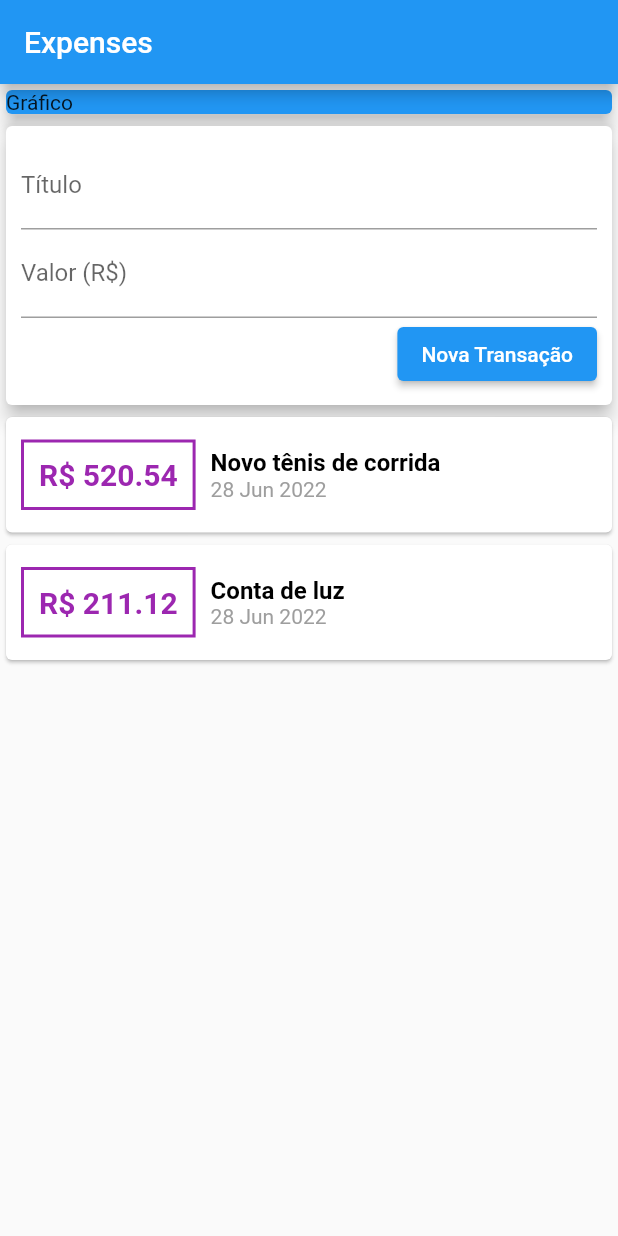
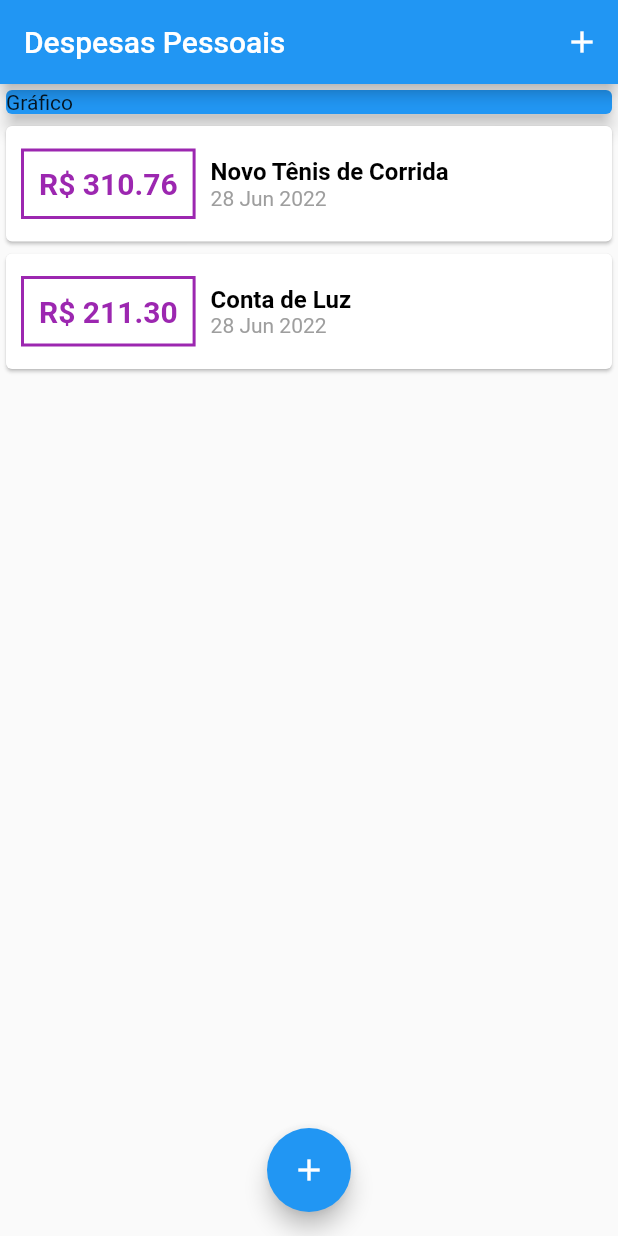
Before and after one commit to marcelookasaki/expenses, a Flutter app: the screen it shows after launch, on a phone screen of 412 x 824 dp. Run offline on Flutter 3.47's test engine with Material 2 defaults, Android fonts, the phone set to English and light mode, and no system bars; missing offline and left inert: dart:ffi.

```diff
--- a/lib/componentes/transaction_form.dart
+++ b/lib/componentes/transaction_form.dart
@@ -1,12 +1,18 @@
 import 'package:flutter/material.dart';
 
-class TransactionForm extends StatelessWidget {
-  final titleController = TextEditingController();
-  final valueController = TextEditingController();
-
+class TransactionForm extends StatefulWidget {
   final void Function(String, double) onSubmit;
 
   TransactionForm(this.onSubmit);
+
+  @override
+  State<TransactionForm> createState() => _TransactionFormState();
+}
+
+class _TransactionFormState extends State<TransactionForm> {
+  final titleController = TextEditingController();
+
+  final valueController = TextEditingController();
 
   _submitForm() {
     final title = titleController.text;
@@ -16,7 +22,7 @@ class TransactionForm extends StatelessWidget {
       return;
     }
 
-    onSubmit(title, value);
+    widget.onSubmit(title, value);
   }
 
   @override
--- a/lib/componentes/transaction_user.dart
+++ /dev/null
@@ -1,54 +0,0 @@
-import 'dart:ffi';
-import 'dart:math';
-
-import 'package:flutter/material.dart';
-import 'transaction_form.dart';
-import 'transaction_list.dart';
-import '../models/transaction.dart';
-
-class TransactionUser extends StatefulWidget {
-  const TransactionUser({Key? key}) : super(key: key);
-
-  @override
-  State<TransactionUser> createState() => _TransactionUserState();
-}
-
-class _TransactionUserState extends State<TransactionUser> {
-  final _transactions = [
-    Transaction(
-      id: 't1',
-      title: 'Novo tênis de corrida',
-      value: 520.54,
-      date: DateTime.now(),
-    ),
-    Transaction(
-      id: 't2',
-      title: 'Conta de luz',
-      value: 211.12,
-      date: DateTime.now(),
-    ),
-  ];
-
-  _addTransaction(String title, double value) {
-    final newTransaction = Transaction(
-      id: Random().nextDouble().toString(),
-      title: title,
-      value: value,
-      date: DateTime.now(),
-    );
-
-    setState(() {
-      _transactions.add(newTransaction);
-    });
-  }
-
-  @override
-  Widget build(BuildContext context) {
-    return Column(
-      children: <Widget>[
-        TransactionForm(_addTransaction),
-        TransactionList(_transactions),
-      ],
-    );
-  }
-}
--- a/lib/main.dart
+++ b/lib/main.dart
@@ -1,36 +1,96 @@
-import 'package:expenses/componentes/transaction_user.dart';
 import 'package:flutter/material.dart';
+import 'dart:math';
+import './componentes/transaction_form.dart';
+import './componentes/transaction_list.dart';
+import './models/transaction.dart';
 
-main() => runApp(ExpensesApp());
+main() => runApp(const ExpensesApp());
 
 class ExpensesApp extends StatelessWidget {
+  const ExpensesApp({Key? key}) : super(key: key);
   @override
   Widget build(BuildContext context) {
-    return MaterialApp(home: MyHomePage());
+    return const MaterialApp(home: MyHomePage());
   }
 }
 
-class MyHomePage extends StatelessWidget {
+class MyHomePage extends StatefulWidget {
+  const MyHomePage({Key? key}) : super(key: key);
+
+  @override
+  State<MyHomePage> createState() => _MyHomePageState();
+}
+
+class _MyHomePageState extends State<MyHomePage> {
+  final _transactions = [
+    Transaction(
+      id: 't1',
+      title: 'Novo Tênis de Corrida',
+      value: 310.76,
+      date: DateTime.now(),
+    ),
+    Transaction(
+      id: 't2',
+      title: 'Conta de Luz',
+      value: 211.30,
+      date: DateTime.now(),
+    ),
+  ];
+
+  _addTransaction(String title, double value) {
+    final newTransaction = Transaction(
+      id: Random().nextDouble().toString(),
+      title: title,
+      value: value,
+      date: DateTime.now(),
+    );
+
+    setState(() {
+      _transactions.add(newTransaction);
+    });
+  }
+
+  _openTransactionFormModal(BuildContext context) {
+    showModalBottomSheet(
+      context: context,
+      builder: (_) {
+        return TransactionForm(_addTransaction);
+      },
+    );
+  }
+
   @override
   Widget build(BuildContext context) {
     return Scaffold(
       appBar: AppBar(
-          title: Text('Expenses'),
+        title: const Text('Despesas Pessoais'),
+        actions: [
+          IconButton(
+            icon: const Icon(Icons.add),
+            onPressed: () => _openTransactionFormModal(context),
+          ),
+        ],
       ),
       body: SingleChildScrollView(
         child: Column(
           crossAxisAlignment: CrossAxisAlignment.stretch,
-            children: <Widget>[
-              Container(
+          children: [
+            const SizedBox(
               child: Card(
                 color: Colors.blue,
                 child: Text('Gráfico'),
                 elevation: 5,
               ),
             ),
-              TransactionUser(),
+            TransactionList(_transactions),
           ],
         ),
-        ));
+      ),
+      floatingActionButton: FloatingActionButton(
+        child: const Icon(Icons.add),
+        onPressed: () => _openTransactionFormModal(context),
+      ),
+      floatingActionButtonLocation: FloatingActionButtonLocation.centerFloat,
+    );
   }
 }
```
Lines whose indentation alone changed are shown as unchanged.
